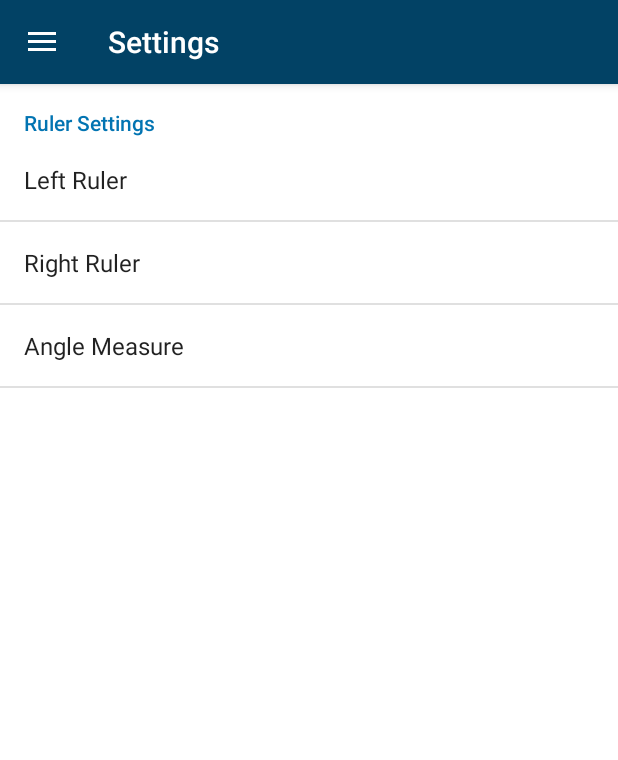
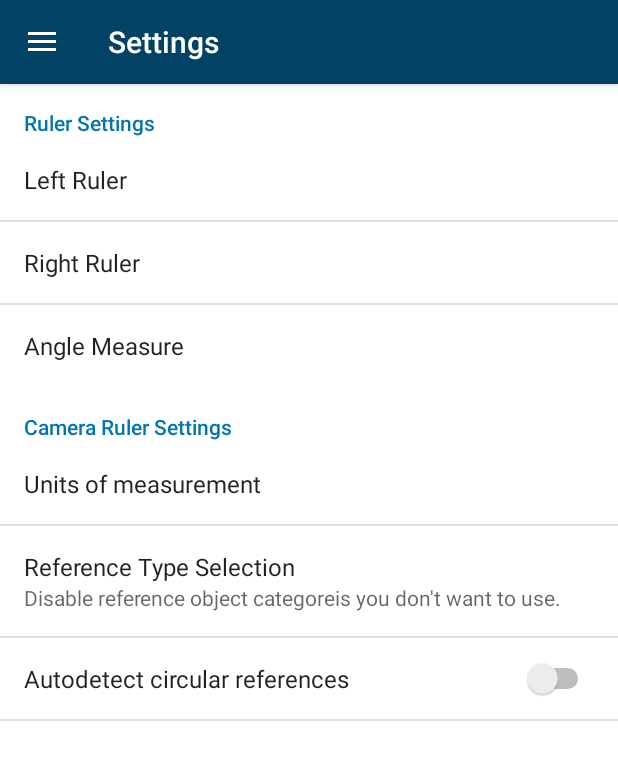
Before and after one commit to SecUSo/privacy-friendly-tape-measure, an Android app: the SettingsActivity screen opened directly, with no data from a screen before it, on a phone screen of 412 x 824 dp. Shown: the top 760 px of the screen. Run offline under Robolectric (Android 15) with nearby library versions, the phone set to English and light mode, and no system bars.

Commit message:
Settings for base functionality of camera ruler. Added settings for object types to be hidden, switch for the automatic circle recognition mode, unit of measurement selection.

```diff
--- a/app/src/main/java/org/secuso/privacyfriendlycameraruler/tutorial/TutorialActivity.java
+++ b/app/src/main/java/org/secuso/privacyfriendlycameraruler/tutorial/TutorialActivity.java
@@ -20,6 +20,8 @@ import android.widget.TextView;
 
 import org.secuso.privacyfriendlycameraruler.R;
 import org.secuso.privacyfriendlycameraruler.MainActivity;
+import org.secuso.privacyfriendlycameraruler.database.PFASQLiteHelper;
+import org.secuso.privacyfriendlycameraruler.database.UserDefinedReferences;
 
 /**
  * Class structure taken from tutorial at http://www.androidhive.info/2016/05/android-build-intro-slider-app/
@@ -54,6 +56,7 @@ public class TutorialActivity extends AppCompatActivity {
         }
 
         prefManager.addHiddenPrefs();
+        fillDatabase();
         setContentView(R.layout.activity_tutorial);
 
         viewPager = (ViewPager) findViewById(R.id.view_pager);
@@ -206,4 +209,21 @@ public class TutorialActivity extends AppCompatActivity {
             container.removeView(view);
         }
     }
+
+    /**
+     * Puts ten empty, inactive user defined reference objects into the database.
+     */
+    private void fillDatabase() {
+        PFASQLiteHelper dbHelper = new PFASQLiteHelper(getBaseContext());
+        dbHelper.addUserDefinedRef(new UserDefinedReferences(0));
+        dbHelper.addUserDefinedRef(new UserDefinedReferences(1));
+        dbHelper.addUserDefinedRef(new UserDefinedReferences(2));
+        dbHelper.addUserDefinedRef(new UserDefinedReferences(3));
+        dbHelper.addUserDefinedRef(new UserDefinedReferences(4));
+        dbHelper.addUserDefinedRef(new UserDefinedReferences(5));
+        dbHelper.addUserDefinedRef(new UserDefinedReferences(6));
+        dbHelper.addUserDefinedRef(new UserDefinedReferences(7));
+        dbHelper.addUserDefinedRef(new UserDefinedReferences(8));
+        dbHelper.addUserDefinedRef(new UserDefinedReferences(9));
+    }
 }
--- /dev/null
+++ b/app/src/main/res/values/arrays.xml
@@ -0,0 +1,55 @@
+<?xml version="1.0" encoding="utf-8"?>
+<resources>
+    <string-array name="pref_leftruler_entries">
+        <item>cm</item>
+        <item>inch</item>
+        <item>off</item>
+    </string-array>
+    <string-array name="pref_leftruler_evs">
+        <item>cm</item>
+        <item>inch</item>
+        <item>off</item>
+    </string-array>
+    <string-array name="pref_rightruler_entries">
+        <item>cm</item>
+        <item>inch</item>
+        <item>off</item>
+    </string-array>
+    <string-array name="pref_rightruler_evs">
+        <item>cm</item>
+        <item>inch</item>
+        <item>off</item>
+    </string-array>
+    <string-array name="pref_anglemeasure_entries">
+        <item>degree</item>
+        <item>radian</item>
+        <item>off</item>
+    </string-array>
+    <string-array name="pref_anglemeasure_evs">
+        <item>degree</item>
+        <item>radian</item>
+        <item>off</item>
+    </string-array>
+    <string-array name="pref_uom_entries"><item>SI units</item><item>imperial</item></string-array>
+    <string-array name="pref_uom_evs"><item>SI units</item><item>imperial</item></string-array>
+    <string-array name="pref_type_selection_entries">
+        <item>US-dollar Coins</item>
+        <item>US-dollar Notes</item>
+        <item>Euro Coins</item>
+        <item>Euro Notes</item>
+        <item>British Pound Coins</item>
+        <item>British Pound Notes</item>
+        <item>ISO 216 Paper (A series)</item>
+        <item>US Paper</item>
+    </string-array>
+    <string-array name="pref_type_selection_evs">
+        <item>us-coins</item>
+        <item>us-notes</item>
+        <item>eu-coins</item>
+        <item>eu-notes</item>
+        <item>gb-coins</item>
+        <item>gb-notes</item>
+        <item>iso216-paper</item>
+        <item>us-paper</item>
+    </string-array>
+</resources>
--- a/app/src/main/res/values/strings.xml
+++ b/app/src/main/res/values/strings.xml
@@ -79,43 +79,21 @@
     <string name="title_activity_settings">Settings</string><string name="pref_ruler">Ruler Settings</string>
     <string name="pref_leftruler">Left Ruler</string>
     <string name="pref_leftruler_verbose">What should be displayed on left ruler?</string>
-    <string-array name="pref_leftruler_entries">
-        <item>cm</item>
-        <item>inch</item>
-        <item>off</item>
-    </string-array>
-    <string-array name="pref_leftruler_evs">
-        <item>cm</item>
-        <item>inch</item>
-        <item>off</item>
-    </string-array>
     <string name="pref_leftruler_default">cm</string>
     <string name="pref_rightruler">Right Ruler</string>
     <string name="pref_rightruler_verbose">What should be displayed on right ruler?</string>
-    <string-array name="pref_rightruler_entries">
-        <item>cm</item>
-        <item>inch</item>
-        <item>off</item>
-    </string-array>
-    <string-array name="pref_rightruler_evs">
-        <item>cm</item>
-        <item>inch</item>
-        <item>off</item>
-    </string-array>
     <string name="pref_rightruler_default">inch</string>
     <string name="pref_anglemeasure">Angle Measure</string>
     <string name="pref_anglemeasure_verbose">Turn on scale for angle measuring?</string>
-    <string-array name="pref_anglemeasure_entries">
-        <item>degree</item>
-        <item>radian</item>
-        <item>off</item>
-    </string-array>
-    <string-array name="pref_anglemeasure_evs">
-        <item>degree</item>
-        <item>radian</item>
-        <item>off</item>
-    </string-array>
     <string name="pref_anglemeasure_default">off</string>
+
+    <string name="camera_ruler_settings">Camera Ruler Settings</string>
+    <string name="pref_units_of_measurement">Units of measurement</string>
+    <string name="pref_uom_verbose">What units of measurement to use in the screen ruler?</string>
+    <string name="pref_uom_default">mm</string>
+    <string name="pref_autodetect">Autodetect circular references</string>
+    <string name="pref_type_selection">Reference Type Selection</string>
+    <string name="pref_type_selection_verbose">What reference object types to use?</string>
 
     <!-- ### DISCLAIMER DIALOG ### -->
     <string name="disclaimer_dialog_title">Disclaimer</string>
@@ -137,5 +115,6 @@
     <string name="skip">Skip</string>
     <string name="okay">Okay</string>
     <string name="view_help">View Help</string>
+    <string name="pref_type_selection_summary">Disable reference object categoreis you don\'t want to use.</string>
 
 </resources>
--- a/app/src/main/res/xml/pref_general.xml
+++ b/app/src/main/res/xml/pref_general.xml
@@ -28,6 +28,32 @@
             android:defaultValue="@string/pref_anglemeasure_default" />
     </PreferenceCategory>
 
+    <PreferenceCategory
+        android:title="@string/camera_ruler_settings">
+        <ListPreference android:id="@+id/pref_units_of_measurement"
+            android:key="pref_units_of_measurement"
+            android:title="@string/pref_units_of_measurement"
+            android:dialogTitle="@string/pref_uom_verbose"
+            android:entries="@array/pref_uom_entries"
+            android:entryValues="@array/pref_uom_evs"
+            android:defaultValue="@string/pref_uom_default" />
+
+        <MultiSelectListPreference android:id="@+id/pref_type_selection"
+            android:key="pref_type_selection"
+            android:title="@string/pref_type_selection"
+            android:dialogTitle="@string/pref_type_selection_verbose"
+            android:summary="@string/pref_type_selection_summary"
+            android:entries="@array/pref_type_selection_entries"
+            android:entryValues="@array/pref_type_selection_evs"
+            android:defaultValue="@array/pref_type_selection_evs"/>
+
+        <SwitchPreference
+            android:key="pref_autodetect"
+            android:title="@string/pref_autodetect"
+            android:defaultValue="false"/>
+
+    </PreferenceCategory>
+
     <!-- NOTE: EditTextPreference accepts EditText attributes. -->
     <!-- NOTE: EditTextPreference's summary should be set to its value by the activity code. -->
     <!-- <EditTextPreference
```
Also changed, not shown: app/src/main/java/org/secuso/privacyfriendlycameraruler/SettingsActivity.java (+16 -0 lines), 3 other files.
